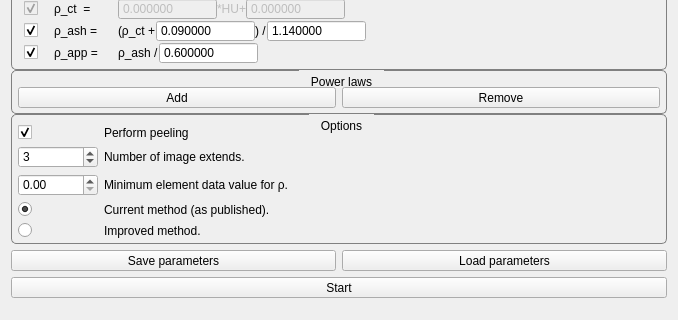
Before: the Qt Designer form Plugins/ch.zhaw.materialmapping/src/internal/MaterialMappingViewControls.ui in araex/mitk-gem, drawn with Qt 5; both pictures show x 0 to 678 and y 408 to 728 of the 678 by 1054 pixel window.
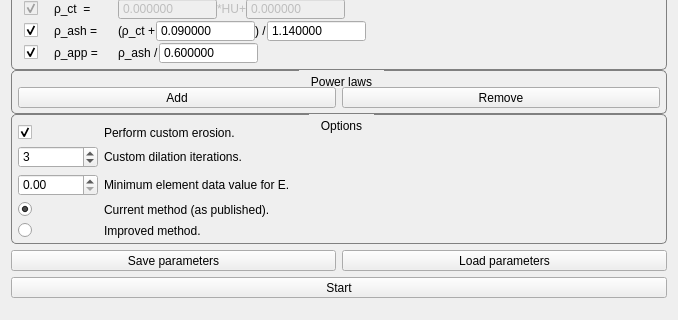
After: the same form once the commit is applied. Custom widgets are drawn as their Qt base class.

Commit message: updated tooltips. closes #3 closes #12

The edit to the form file:
```diff
--- a/Plugins/ch.zhaw.materialmapping/src/internal/MaterialMappingViewControls.ui
+++ b/Plugins/ch.zhaw.materialmapping/src/internal/MaterialMappingViewControls.ui
@@ -1148,7 +1148,7 @@
               <item row="2" column="1">
                <widget class="QLabel" name="label_15">
                 <property name="text">
-                 <string>Perform peeling</string>
+                 <string>Perform custom erosion.</string>
                 </property>
                 <property name="wordWrap">
                  <bool>true</bool>
@@ -1168,7 +1168,7 @@
               <item row="4" column="1">
                <widget class="QLabel" name="label_3">
                 <property name="text">
-                 <string>Minimum element data value for ρ.</string>
+                 <string>Minimum element data value for E.</string>
                 </property>
                 <property name="wordWrap">
                  <bool>true</bool>
@@ -1178,7 +1178,7 @@
               <item row="3" column="1">
                <widget class="QLabel" name="label">
                 <property name="text">
-                 <string>Number of image extends.</string>
+                 <string>Custom dilation iterations.</string>
                 </property>
                 <property name="wordWrap">
                  <bool>true</bool>
```
Left out of the diff: 18 changed lines with no effect on the pictures.
